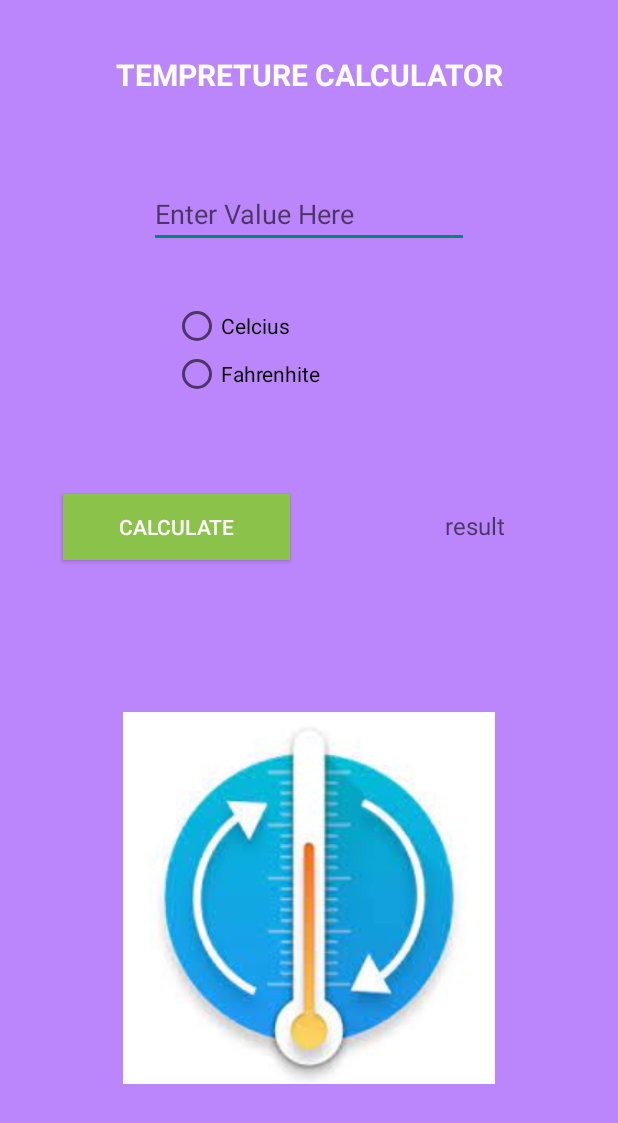
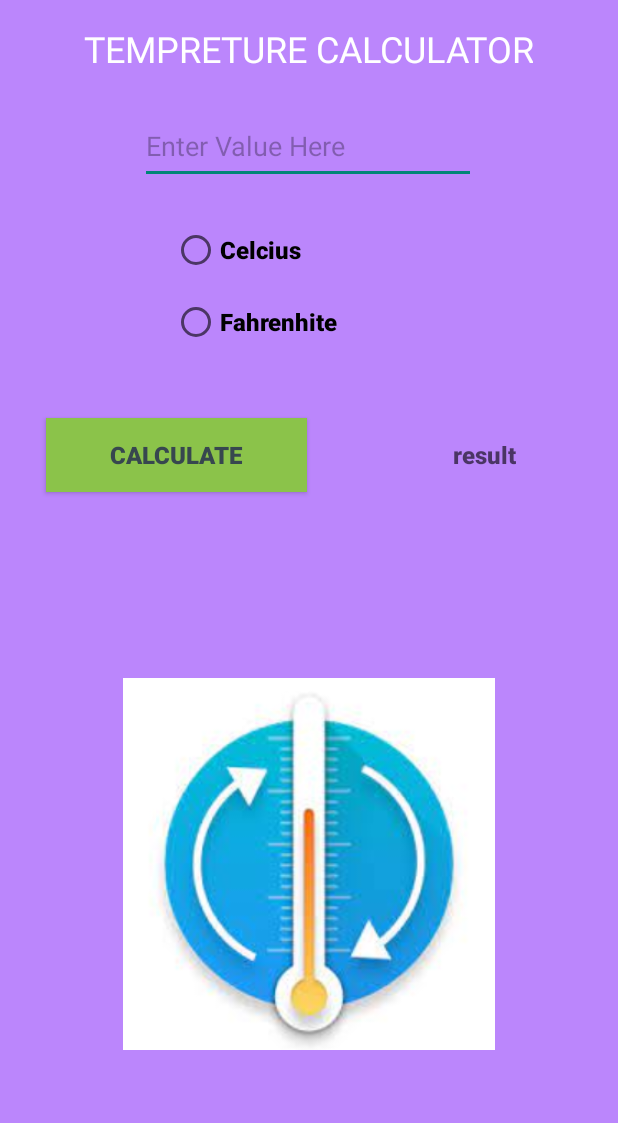
Before and after one commit to IT20126292/MAD_Activities_2021, an Android app: the screen it shows after launch (MainActivity), on a phone screen of 412 x 824 dp. Shown: the top 1123 px of the screen. Run offline under Robolectric (Android 15) with nearby library versions, the phone set to English and light mode, and no system bars.

Commit message:
New_Updates

```diff
--- a/app/src/main/java/com/example/tempreture_cal/MainActivity.java
+++ b/app/src/main/java/com/example/tempreture_cal/MainActivity.java
@@ -37,6 +37,7 @@ public class MainActivity extends AppCompatActivity {
          btn_Cal.setOnClickListener(new View.OnClickListener() {
              @Override
              public void onClick(View v) {
+
                  calculateAnswer();
              }
          });
--- a/app/src/main/res/layout/activity_main.xml
+++ b/app/src/main/res/layout/activity_main.xml
@@ -8,25 +8,47 @@
     android:background="@color/purple_200"
     tools:context=".MainActivity">
 
+    <TextView
+        android:id="@+id/textView_Header"
+        android:layout_width="wrap_content"
+        android:layout_height="wrap_content"
+        android:layout_marginTop="16dp"
+        android:autoSizeTextType="uniform"
+        android:fontFamily="sans-serif"
+        android:gravity="center"
+        android:text="@string/textView_Header"
+        android:textColor="@color/textView_Header"
+        android:textSize="24sp"
+        app:autoSizeTextType="uniform"
+        app:layout_constraintEnd_toEndOf="parent"
+        app:layout_constraintHorizontal_bias="0.495"
+        app:layout_constraintStart_toStartOf="parent"
+        app:layout_constraintTop_toTopOf="parent"
+        tools:ignore="TextContrastCheck"
+        tools:targetApi="o" />
+
     <EditText
         android:id="@+id/Temp_iNPUT"
-        android:layout_width="wrap_content"
-        android:layout_height="wrap_content"
-        android:layout_marginTop="48dp"
+        android:layout_width="224dp"
+        android:layout_height="50dp"
+        android:layout_marginTop="24dp"
         android:ems="10"
         android:hint="@string/Temp_iNPUT"
         android:inputType="numberDecimal"
+        android:textColorHint="@color/hint_Color"
         app:layout_constraintEnd_toEndOf="parent"
-        app:layout_constraintHorizontal_bias="0.5"
+        app:layout_constraintHorizontal_bias="0.497"
         app:layout_constraintStart_toStartOf="parent"
-        app:layout_constraintTop_toBottomOf="@+id/textView_Header" />
+        app:layout_constraintTop_toBottomOf="@+id/textView_Header"
+        tools:ignore="TextContrastCheck" />
 
     <RadioGroup
         android:id="@+id/radioGroup"
         android:layout_width="wrap_content"
         android:layout_height="wrap_content"
-        android:layout_marginTop="36dp"
+        android:layout_marginTop="20dp"
         app:layout_constraintEnd_toEndOf="parent"
+        app:layout_constraintHorizontal_bias="0.497"
         app:layout_constraintStart_toStartOf="parent"
         app:layout_constraintTop_toBottomOf="@+id/Temp_iNPUT">
 
@@ -34,43 +56,53 @@
             android:id="@+id/rd_Celcius"
             android:layout_width="181dp"
             android:layout_height="wrap_content"
-            android:text="@string/rd_Celcius" />
+            android:fontFamily="sans-serif-black"
+            android:minHeight="48dp"
+            android:text="@string/rd_Celcius"
+            android:textSize="16sp" />
 
         <RadioButton
             android:id="@+id/rd_Faren"
             android:layout_width="181dp"
             android:layout_height="wrap_content"
-            android:text="@string/rd_Faren" />
+            android:fontFamily="sans-serif-black"
+            android:minHeight="48dp"
+            android:text="@string/rd_Faren"
+            android:textSize="16sp" />
     </RadioGroup>
-
-    <Button
-        android:id="@+id/btn_Cal"
-        android:layout_width="151dp"
-        android:layout_height="44dp"
-        android:layout_marginStart="28dp"
-        android:layout_marginLeft="28dp"
-        android:layout_marginTop="64dp"
-        android:background="#8BC34A"
-        android:text="@string/btn_Cal"
-        android:textColor="@color/btn_Cal"
-        app:layout_constraintEnd_toStartOf="@+id/tview_result"
-        app:layout_constraintHorizontal_bias="0.5"
-        app:layout_constraintStart_toStartOf="parent"
-        app:layout_constraintTop_toBottomOf="@+id/radioGroup" />
 
     <TextView
         android:id="@+id/tview_result"
-        android:layout_width="163dp"
-        android:layout_height="47dp"
+        android:layout_width="173dp"
+        android:layout_height="55dp"
         android:layout_marginStart="28dp"
         android:layout_marginLeft="28dp"
+        android:fontFamily="sans-serif-black"
         android:gravity="center"
         android:hint="@string/tview_result"
         android:textSize="16sp"
         app:layout_constraintBaseline_toBaselineOf="@+id/btn_Cal"
         app:layout_constraintEnd_toEndOf="parent"
         app:layout_constraintHorizontal_bias="0.5"
-        app:layout_constraintStart_toEndOf="@+id/btn_Cal" />
+        app:layout_constraintStart_toEndOf="@+id/btn_Cal"
+        tools:ignore="TextContrastCheck" />
+
+    <Button
+        android:id="@+id/btn_Cal"
+        android:layout_width="174dp"
+        android:layout_height="49dp"
+        android:layout_marginStart="28dp"
+        android:layout_marginLeft="28dp"
+        android:layout_marginTop="40dp"
+        android:background="#8BC34A"
+        android:fontFamily="sans-serif-black"
+        android:text="@string/btn_Cal"
+        android:textColor="#37474F"
+        android:textSize="16sp"
+        app:layout_constraintEnd_toStartOf="@+id/tview_result"
+        app:layout_constraintHorizontal_bias="0.5"
+        app:layout_constraintStart_toStartOf="parent"
+        app:layout_constraintTop_toBottomOf="@+id/radioGroup" />
 
     <ImageView
         android:id="@+id/imageView"
@@ -81,21 +113,7 @@
         app:layout_constraintHorizontal_bias="0.5"
         app:layout_constraintStart_toStartOf="parent"
         app:layout_constraintTop_toBottomOf="@+id/btn_Cal"
-        app:srcCompat="@drawable/temperature" />
-
-    <TextView
-        android:id="@+id/textView_Header"
-        android:layout_width="349dp"
-        android:layout_height="44dp"
-        android:layout_marginTop="28dp"
-        android:gravity="center"
-        android:text="@string/textView_Header"
-        android:textColor="@color/textView_Header"
-        android:textSize="20sp"
-        android:textStyle="bold"
-        app:layout_constraintEnd_toEndOf="parent"
-        app:layout_constraintHorizontal_bias="0.5"
-        app:layout_constraintStart_toStartOf="parent"
-        app:layout_constraintTop_toTopOf="parent" />
+        app:srcCompat="@drawable/temperature"
+        tools:ignore="ImageContrastCheck" />
 
 </androidx.constraintlayout.widget.ConstraintLayout>
--- a/app/src/main/res/values/colors.xml
+++ b/app/src/main/res/values/colors.xml
@@ -10,4 +10,6 @@
     <color name="btn_Cal">#FFFFFF</color>
     <color name="Tempreture_Calculator">#CCFFEB3B</color>
     <color name="textView_Header">#FFFFFF</color>
+    <color name="sample">#BB86FC</color>
+    <color name="hint_Color">#4D000000</color>
 </resources>
--- a/app/src/main/res/values/strings.xml
+++ b/app/src/main/res/values/strings.xml
@@ -1,11 +1,11 @@
 <resources>
     <string name="app_name">Tempreture_Cal</string>
     <string name="txt1">Enter Value Here</string>
-    <string name="Temp_iNPUT">Enter Value Here</string>
     <string name="rd_Celcius">Celcius</string>
     <string name="rd_Faren">Fahrenhite</string>
     <string name="btn_Cal">CALCULATE</string>
     <string name="result">result</string>
     <string name="tview_result">result</string>
     <string name="textView_Header">TEMPRETURE CALCULATOR</string>
+    <string name="Temp_iNPUT">Enter Value Here</string>
 </resources>
--- a/build.gradle
+++ b/build.gradle
@@ -5,7 +5,7 @@ buildscript {
         mavenCentral()
     }
     dependencies {
-        classpath "com.android.tools.build:gradle:4.2.2"
+        classpath 'com.android.tools.build:gradle:7.0.1'
 
         // NOTE: Do not place your application dependencies here; they belong
         // in the individual module build.gradle files
```
Also changed, not shown: gradle/wrapper/gradle-wrapper.properties.
